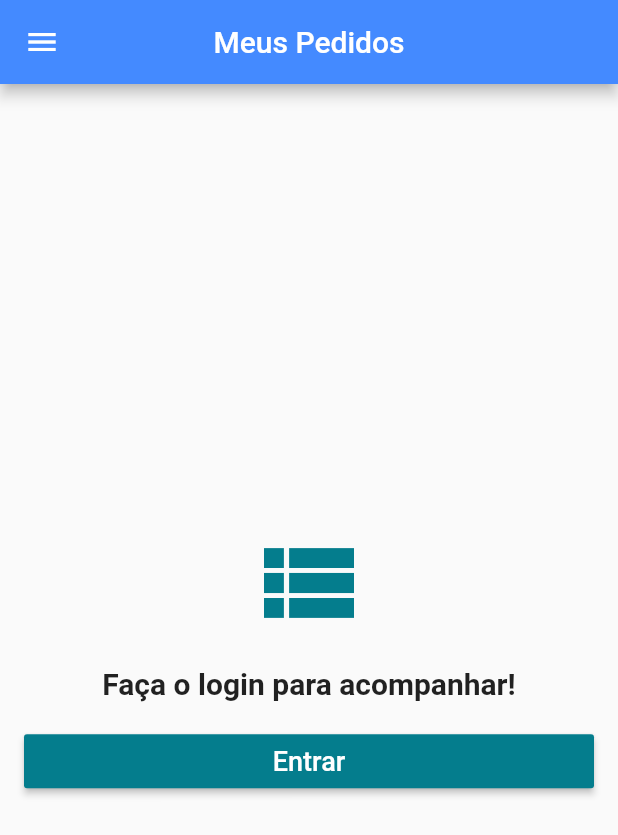
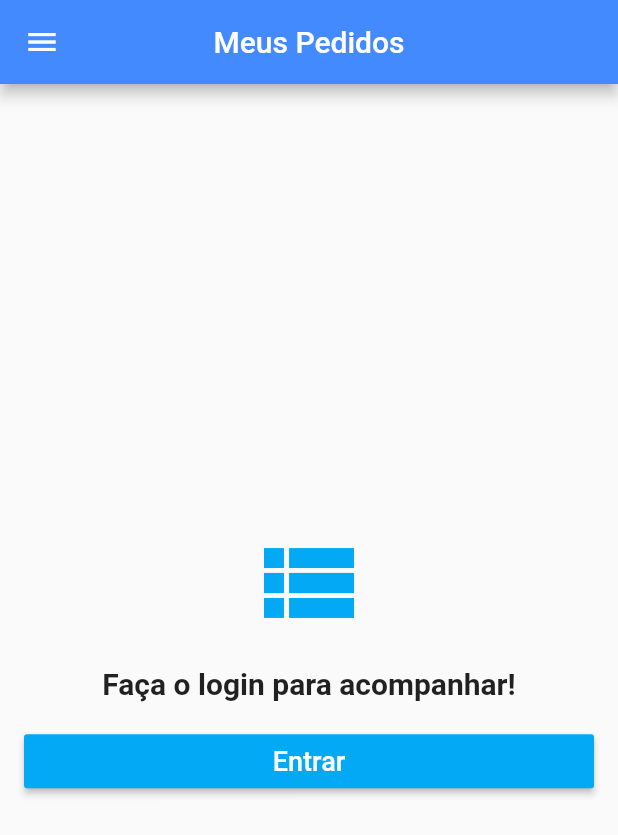
Before and after one commit to AdoniasLemos/mercado_artesao_app, a Flutter app: the screen it shows after launch, swiped to page 4, on a phone screen of 412 x 824 dp. Shown: the top 835 px of the screen. Run offline on Flutter 3.47's test engine with Material 2 defaults, Android fonts, the phone set to English and light mode, and no system bars; our stand-ins replace carousel_pro, cloud_firestore, firebase_auth, transparent_image; accounts and stored records are empty.

Commit message:
tela de minhas vendas iniciando o desenvolvimento

```diff
--- a/lib/screens/home_screen.dart
+++ b/lib/screens/home_screen.dart
@@ -31,6 +31,11 @@ class HomeScreen extends StatelessWidget {
           floatingActionButton: CartButton(),
         ),
         Scaffold(
+          appBar: AppBar(
+            backgroundColor: Colors.lightBlue,
+            title: Text('Minhas Vendas')
+            ,
+          ),
           body: PlacesTab(),
           drawer: CustomDrawer(_pageController),
         ),
--- a/lib/tabs/orders_tab.dart
+++ b/lib/tabs/orders_tab.dart
@@ -38,7 +38,7 @@ class OrdersTab extends StatelessWidget {
           mainAxisAlignment: MainAxisAlignment.center,
           children: <Widget>[
             Icon(Icons.view_list,
-              size: 80.0, color: Theme.of(context).primaryColor,),
+              size: 80.0, color: Colors.lightBlue,),
             SizedBox(height: 16.0,),
             Text("Faça o login para acompanhar!",
               style: TextStyle(fontSize: 20.0, fontWeight: FontWeight.bold),
@@ -48,7 +48,7 @@ class OrdersTab extends StatelessWidget {
             RaisedButton(
               child: Text("Entrar", style: TextStyle(fontSize: 18.0),),
               textColor: Colors.white,
-              color: Theme.of(context).primaryColor,
+              color: Colors.lightBlue,
               onPressed: (){
                 Navigator.of(context).push(
                     MaterialPageRoute(builder: (context)=>LoginScreen())
--- a/lib/widgets/custom_drawer.dart
+++ b/lib/widgets/custom_drawer.dart
@@ -93,7 +93,7 @@ class CustomDrawer extends StatelessWidget {
               Divider(),
               DrawerTile(Icons.list, "Categorias", pageController, 1),
               Divider(),
-              DrawerTile(Icons.store, "Anunciar", pageController, 2),
+              DrawerTile(Icons.store, "Minhas Vendas", pageController, 2),
               Divider(),
               DrawerTile(Icons.shopping_basket, "Meus Pedidos", pageController, 3),
             ],
```
Also changed, not shown: lib/tabs/seller_tab.dart (+12 -14 lines).
